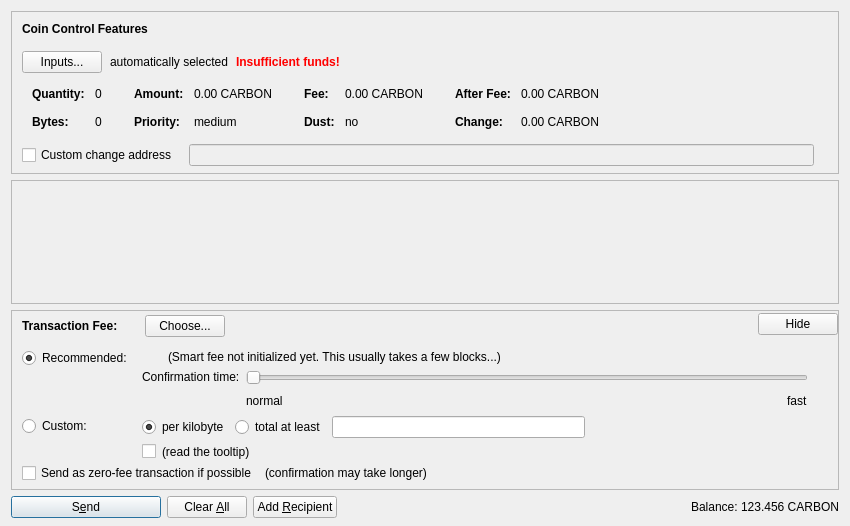
Before: the Qt Designer form src/qt/forms/sendcoinsdialog.ui in carboncointrust/CarboncoinCore, drawn with Qt 5.
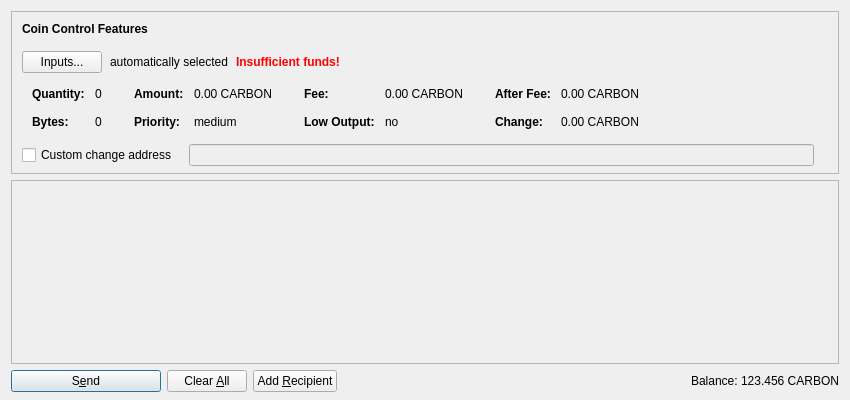
After: the same form once the commit is applied. Icons and pictures are not drawn. Custom widgets are drawn as their Qt base class.

The edit to the form file:
```diff
--- a/src/qt/forms/sendcoinsdialog.ui
+++ b/src/qt/forms/sendcoinsdialog.ui
@@ -7,13 +7,13 @@
     <x>0</x>
     <y>0</y>
     <width>850</width>
-    <height>526</height>
+    <height>400</height>
    </rect>
   </property>
   <property name="windowTitle">
    <string>Send Coins</string>
   </property>
-  <layout class="QVBoxLayout" name="verticalLayout" stretch="0,1,0,0">
+  <layout class="QVBoxLayout" name="verticalLayout" stretch="0,1,0">
    <property name="bottomMargin">
     <number>8</number>
    </property>
@@ -420,7 +420,7 @@
                   </font>
                  </property>
                  <property name="text">
-                  <string>Dust:</string>
+                  <string>Low Output:</string>
                  </property>
                 </widget>
                </item>
@@ -617,7 +617,7 @@
         <x>0</x>
         <y>0</y>
         <width>830</width>
-        <height>68</height>
+        <height>178</height>
        </rect>
       </property>
       <layout class="QVBoxLayout" name="verticalLayout_2" stretch="0,1">
@@ -657,590 +657,6 @@
      </widget>
     </widget>
    </item>
-   <item>
-    <widget class="QFrame" name="frameFee">
-     <property name="sizePolicy">
-      <sizepolicy hsizetype="Expanding" vsizetype="Expanding">
-       <horstretch>0</horstretch>
-       <verstretch>0</verstretch>
-      </sizepolicy>
-     </property>
-     <property name="maximumSize">
-      <size>
-       <width>16777215</width>
-       <height>16777215</height>
-      </size>
-     </property>
-     <property name="frameShape">
-      <enum>QFrame::StyledPanel</enum>
-     </property>
-     <property name="frameShadow">
-      <enum>QFrame::Sunken</enum>
-     </property>
-     <layout class="QVBoxLayout" name="verticalLayoutFee1">
-      <property name="spacing">
-       <number>0</number>
-      </property>
-      <property name="leftMargin">
-       <number>0</number>
-      </property>
-      <property name="topMargin">
-       <number>0</number>
-      </property>
-      <property name="rightMargin">
-       <number>0</number>
-      </property>
-      <property name="bottomMargin">
-       <number>0</number>
-      </property>
-      <item>
-       <layout class="QVBoxLayout" name="verticalLayoutFee2" stretch="0,0,0">
-        <property name="spacing">
-         <number>0</number>
-        </property>
-        <property name="leftMargin">
-         <number>10</number>
-        </property>
-        <property name="topMargin">
-         <number>0</number>
-        </property>
-        <item>
-         <layout class="QHBoxLayout" name="horizontalLayoutFee1">
-          <property name="bottomMargin">
-           <number>0</number>
-          </property>
-          <item>
-           <layout class="QVBoxLayout" name="verticalLayoutFee7">
-            <property name="spacing">
-             <number>0</number>
-            </property>
-            <item>
-             <spacer name="verticalSpacerSmartFee">
-              <property name="orientation">
-               <enum>Qt::Vertical</enum>
-              </property>
-              <property name="sizeType">
-               <enum>QSizePolicy::Fixed</enum>
-              </property>
-              <property name="sizeHint" stdset="0">
-               <size>
-                <width>1</width>
-                <height>4</height>
-               </size>
-              </property>
-             </spacer>
-            </item>
-            <item>
-             <layout class="QHBoxLayout" name="horizontalLayoutSmartFee">
-              <property name="spacing">
-               <number>10</number>
-              </property>
-              <item>
-               <widget class="QLabel" name="labelFeeHeadline">
-                <property name="sizePolicy">
-                 <sizepolicy hsizetype="Preferred" vsizetype="Maximum">
-                  <horstretch>0</horstretch>
-                  <verstretch>0</verstretch>
-                 </sizepolicy>
-                </property>
-                <property name="font">
-                 <font>
-                  <weight>75</weight>
-                  <bold>true</bold>
-                 </font>
-                </property>
-                <property name="styleSheet">
-                 <string notr="true">font-weight:bold;</string>
-                </property>
-                <property name="text">
-                 <string>Transaction Fee:</string>
-                </property>
-               </widget>
-              </item>
-              <item>
-               <widget class="QLabel" name="labelFeeMinimized">
-                <property name="text">
-                 <string/>
-                </property>
-               </widget>
-              </item>
-              <item>
-               <widget class="QPushButton" name="buttonChooseFee">
-                <property name="text">
-                 <string>Choose...</string>
-                </property>
-               </widget>
-              </item>
-             </layout>
-            </item>
-            <item>
-             <spacer name="verticalSpacer_5">
-              <property name="orientation">
-               <enum>Qt::Vertical</enum>
-              </property>
-              <property name="sizeHint" stdset="0">
-               <size>
-                <width>1</width>
-                <height>1</height>
-               </size>
-              </property>
-             </spacer>
-            </item>
-           </layout>
-          </item>
-          <item>
-           <spacer name="horizontalSpacer_4">
-            <property name="orientation">
-             <enum>Qt::Horizontal</enum>
-            </property>
-            <property name="sizeHint" stdset="0">
-             <size>
-              <width>40</width>
-              <height>20</height>
-             </size>
-            </property>
-           </spacer>
-          </item>
-          <item>
-           <widget class="QPushButton" name="buttonMinimizeFee">
-            <property name="toolTip">
-             <string>collapse fee-settings</string>
-            </property>
-            <property name="text">
-             <string>Hide</string>
-            </property>
-           </widget>
-          </item>
-         </layout>
-        </item>
-        <item>
-         <widget class="QFrame" name="frameFeeSelection">
-          <layout class="QVBoxLayout" name="verticalLayoutFee12">
-           <property name="spacing">
-            <number>0</number>
-           </property>
-           <property name="leftMargin">
-            <number>0</number>
-           </property>
-           <property name="topMargin">
-            <number>0</number>
-           </property>
-           <property name="rightMargin">
-            <number>0</number>
-           </property>
-           <property name="bottomMargin">
-            <number>0</number>
-           </property>
-           <item>
-            <layout class="QGridLayout" name="gridLayoutFee">
-             <property name="topMargin">
-              <number>10</number>
-             </property>
-             <property name="bottomMargin">
-              <number>4</number>
-             </property>
-             <property name="horizontalSpacing">
-              <number>10</number>
-             </property>
-             <property name="verticalSpacing">
-              <number>4</number>
-             </property>
-             <item row="1" column="1">
-              <layout class="QVBoxLayout" name="verticalLayoutFee8">
-               <property name="spacing">
-                <number>6</number>
-               </property>
-               <item>
-                <layout class="QHBoxLayout" name="horizontalLayoutFee13">
-                 <item>
-                  <widget class="QRadioButton" name="radioCustomPerKilobyte">
-                   <property name="toolTip">
-                    <string>If the custom fee is set to 1000 satoshis and the transaction is only 250 bytes, then &quot;per kilobyte&quot; only pays 250 satoshis in fee, while &quot;total at least&quot; pays 1000 satoshis. For transactions bigger than a kilobyte both pay by kilobyte.</string>
-                   </property>
-                   <property name="text">
-                    <string>per kilobyte</string>
-                   </property>
-                   <property name="checked">
-                    <bool>true</bool>
-                   </property>
-                   <attribute name="buttonGroup">
-                    <string notr="true">groupCustomFee</string>
-                   </attribute>
-                  </widget>
-                 </item>
-                 <item>
-                  <widget class="QRadioButton" name="radioCustomAtLeast">
-                   <property name="toolTip">
-                    <string>If the custom fee is set to 1000 satoshis and the transaction is only 250 bytes, then &quot;per kilobyte&quot; only pays 250 satoshis in fee, while &quot;total at least&quot; pays 1000 satoshis. For transactions bigger than a kilobyte both pay by kilobyte.</string>
-                   </property>
-                   <property name="text">
-                    <string>total at least</string>
-                   </property>
-                   <attribute name="buttonGroup">
-                    <string notr="true">groupCustomFee</string>
-                   </attribute>
-                  </widget>
-                 </item>
-                 <item>
-                  <widget class="CarboncoinAmountField" name="customFee"/>
-                 </item>
-                 <item>
-                  <spacer name="horizontalSpacer_6">
-                   <property name="orientation">
-                    <enum>Qt::Horizontal</enum>
-                   </property>
-                   <property name="sizeHint" stdset="0">
-                    <size>
-                     <width>1</width>
-                     <height>1</height>
-                    </size>
-                   </property>
-                  </spacer>
-                 </item>
-                </layout>
-               </item>
-               <item>
-                <layout class="QHBoxLayout" name="horizontalLayoutFee8">
-                 <item>
-                  <widget class="QCheckBox" name="checkBoxMinimumFee">
-                   <property name="toolTip">
-                    <string>Paying only the minimum fee is just fine as long as there is less transaction volume than space in the blocks. But be aware that this can end up in a never confirming transaction once there is more demand for carboncoin transactions than the network can process.</string>
-                   </property>
-                   <property name="text">
-                    <string/>
-                   </property>
-                  </widget>
-                 </item>
-                 <item>
-                  <widget class="QLabel" name="labelMinFeeWarning">
-                   <property name="enabled">
-                    <bool>true</bool>
-                   </property>
-                   <property name="toolTip">
-                    <string>Paying only the minimum fee is just fine as long as there is less transaction volume than space in the blocks. But be aware that this can end up in a never confirming transaction once there is more demand for carboncoin transactions than the network can process.</string>
-                   </property>
-                   <property name="text">
-                    <string>(read the tooltip)</string>
-                   </property>
-                   <property name="margin">
-                    <number>5</number>
-                   </property>
-                  </widget>
-                 </item>
-                 <item>
-                  <spacer name="horizontalSpacer_2">
-                   <property name="orientation">
-                    <enum>Qt::Horizontal</enum>
-                   </property>
-                   <property name="sizeHint" stdset="0">
-                    <size>
-                     <width>1</width>
-                     <height>1</height>
-                    </size>
-                   </property>
-                  </spacer>
-                 </item>
-                </layout>
-               </item>
-              </layout>
-             </item>
-             <item row="0" column="0">
-              <layout class="QVBoxLayout" name="verticalLayoutFee4" stretch="0,1">
-               <item>
-                <widget class="QRadioButton" name="radioSmartFee">
-                 <property name="text">
-                  <string>Recommended:</string>
-                 </property>
-                 <property name="checked">
-                  <bool>true</bool>
-                 </property>
-                 <attribute name="buttonGroup">
-                  <string notr="true">groupFee</string>
-                 </attribute>
-                </widget>
-               </item>
-               <item>
-                <spacer name="verticalSpacer_2">
-                 <property name="orientation">
-                  <enum>Qt::Vertical</enum>
-                 </property>
-                 <property name="sizeHint" stdset="0">
-                  <size>
-                   <width>1</width>
-                   <height>1</height>
-                  </size>
-                 </property>
-                </spacer>
-               </item>
-              </layout>
-             </item>
-             <item row="1" column="0">
-              <layout class="QVBoxLayout" name="verticalLayoutFee9" stretch="0,1">
-               <item>
-                <widget class="QRadioButton" name="radioCustomFee">
-                 <property name="text">
-                  <string>Custom:</string>
-                 </property>
-                 <attribute name="buttonGroup">
-                  <string notr="true">groupFee</string>
-                 </attribute>
-                </widget>
-               </item>
-               <item>
-                <spacer name="verticalSpacer_6">
-                 <property name="orientation">
-                  <enum>Qt::Vertical</enum>
-                 </property>
-                 <property name="sizeHint" stdset="0">
-                  <size>
-                   <width>1</width>
-                   <height>1</height>
-                  </size>
-                 </property>
-                </spacer>
-               </item>
-              </layout>
-             </item>
-             <item row="0" column="1">
-              <layout class="QVBoxLayout" name="verticalLayoutFee3" stretch="0,0,1">
-               <property name="spacing">
-                <number>6</number>
-               </property>
-               <property name="topMargin">
-                <number>2</number>
-               </property>
-               <item>
-                <layout class="QHBoxLayout" name="horizontalLayoutFee12">
-                 <item>
-                  <widget class="QLabel" name="labelSmartFee">
-                   <property name="text">
-                    <string/>
-                   </property>
-                   <property name="margin">
-                    <number>2</number>
-                   </property>
-                  </widget>
-                 </item>
-                 <item>
-                  <widget class="QLabel" name="labelFeeEstimation">
-                   <property name="text">
-                    <string/>
-                   </property>
-                  </widget>
-                 </item>
-                 <item>
-                  <widget class="QLabel" name="labelSmartFee2">
-                   <property name="text">
-                    <string>(Smart fee not initialized yet. This usually takes a few blocks...)</string>
-                   </property>
-                   <property name="margin">
-                    <number>2</number>
-                   </property>
-                  </widget>
-                 </item>
-                 <item>
-                  <spacer name="horizontalSpacer_5">
-                   <property name="orientation">
-                    <enum>Qt::Horizontal</enum>
-                   </property>
-                   <property name="sizeHint" stdset="0">
-                    <size>
-                     <width>1</width>
-                     <height>1</height>
-                    </size>
-                   </property>
-                  </spacer>
-                 </item>
-                </layout>
-               </item>
-               <item>
-                <layout class="QHBoxLayout" name="horizontalLayoutFee9">
-                 <item>
-                  <layout class="QVBoxLayout" name="verticalLayoutFee6">
-                   <item>
-                    <widget class="QLabel" name="labelSmartFee3">
-                     <property name="text">
-                      <string>Confirmation time:</string>
-                     </property>
-                     <property name="margin">
-                      <number>2</number>
-                     </property>
-                    </widget>
-                   </item>
-                   <item>
-                    <spacer name="verticalSpacer_3">
-                     <property name="orientation">
-                      <enum>Qt::Vertical</enum>
-                     </property>
-                     <property name="sizeHint" stdset="0">
-                      <size>
-                       <width>1</width>
-                       <height>1</height>
-                      </size>
-                     </property>
-                    </spacer>
-                   </item>
-                  </layout>
-                 </item>
-                 <item>
-                  <layout class="QVBoxLayout" name="verticalLayoutFee5">
-                   <property name="rightMargin">
-                    <number>30</number>
-                   </property>
-                   <item>
-                    <widget class="QSlider" name="sliderSmartFee">
-                     <property name="minimum">
-                      <number>0</number>
-                     </property>
-                     <property name="maximum">
-                      <number>24</number>
-                     </property>
-                     <property name="pageStep">
-                      <number>1</number>
-                     </property>
-                     <property name="value">
-                      <number>0</number>
-                     </property>
-                     <property name="orientation">
-                      <enum>Qt::Horizontal</enum>
-                     </property>
-                     <property name="invertedAppearance">
-                      <bool>false</bool>
-                     </property>
-                     <property name="invertedControls">
-                      <bool>false</bool>
-                     </property>
-                     <property name="tickPosition">
-                      <enum>QSlider::NoTicks</enum>
-                     </property>
-                    </widget>
-                   </item>
-                   <item>
-                    <layout class="QHBoxLayout" name="horizontalLayoutFee10">
-                     <item>
-                      <widget class="QLabel" name="labelSmartFeeNormal">
-                       <property name="text">
-                        <string>normal</string>
-                       </property>
-                      </widget>
-                     </item>
-                     <item>
-                      <spacer name="horizontalSpacer_3">
-                       <property name="orientation">
-                        <enum>Qt::Horizontal</enum>
-                       </property>
-                       <property name="sizeHint" stdset="0">
-                        <size>
-                         <width>40</width>
-                         <height>20</height>
-                        </size>
-                       </property>
-                      </spacer>
-                     </item>
-                     <item>
-                      <widget class="QLabel" name="labelSmartFeeFast">
-                       <property name="text">
-                        <string>fast</string>
-                       </property>
-                      </widget>
-                     </item>
-                    </layout>
-                   </item>
-                  </layout>
-                 </item>
-                </layout>
-               </item>
-               <item>
-                <spacer name="verticalSpacer_4">
-                 <property name="orientation">
-                  <enum>Qt::Vertical</enum>
-                 </property>
-                 <property name="sizeHint" stdset="0">
-                  <size>
-                   <width>1</width>
-                   <height>1</height>
-                  </size>
-                 </property>
-                </spacer>
-               </item>
-              </layout>
-             </item>
-            </layout>
-           </item>
-           <item>
-            <layout class="QHBoxLayout" name="horizontalLayoutFee5" stretch="0,0,0">
-             <property name="spacing">
-              <number>8</number>
-             </property>
-             <property name="bottomMargin">
-              <number>4</number>
-             </property>
-             <item>
-              <widget class="QCheckBox" name="checkBoxFreeTx">
-               <property name="text">
-                <string>Send as zero-fee transaction if possible</string>
-               </property>
-              </widget>
-             </item>
-             <item>
-              <widget class="QLabel" name="labelFreeTx">
-               <property name="text">
-                <string>(confirmation may take longer)</string>
-               </property>
-               <property name="margin">
-                <number>5</number>
-               </property>
-              </widget>
-             </item>
-             <item>
-              <spacer name="horizontalSpacerFee5">
-               <property name="orientation">
-                <enum>Qt::Horizontal</enum>
-               </property>
-               <property name="sizeHint" stdset="0">
-                <size>
-                 <width>1</width>
-                 <height>1</height>
-                </size>
-               </property>
-              </spacer>
-             </item>
-            </layout>
-           </item>
-           <item>
-            <spacer name="verticalSpacerFee2">
-             <property name="orientation">
-              <enum>Qt::Vertical</enum>
-             </property>
-             <property name="sizeHint" stdset="0">
-              <size>
-               <width>1</width>
-               <height>1</height>
-              </size>
-             </property>
-            </spacer>
-           </item>
-          </layout>
-         </widget>
-        </item>
-        <item>
-         <spacer name="verticalSpacerFee">
-          <property name="orientation">
-           <enum>Qt::Vertical</enum>
-          </property>
-          <property name="sizeHint" stdset="0">
-           <size>
-            <width>800</width>
-            <height>1</height>
-           </size>
-          </property>
-         </spacer>
-        </item>
-       </layout>
-      </item>
-     </layout>
-    </widget>
-   </item>
    <item>
     <layout class="QHBoxLayout" name="horizontalLayout">
      <item>
@@ -1261,9 +677,6 @@
         <iconset resource="../carboncoin.qrc">
          <normaloff>:/icons/send</normaloff>:/icons/send</iconset>
        </property>
-       <property name="autoDefault">
-        <bool>false</bool>
-       </property>
        <property name="default">
         <bool>true</bool>
        </property>
@@ -1371,12 +784,6 @@
    <extends>QLineEdit</extends>
    <header>qvalidatedlineedit.h</header>
   </customwidget>
-  <customwidget>
-   <class>CarboncoinAmountField</class>
-   <extends>QLineEdit</extends>
-   <header>carboncoinamountfield.h</header>
-   <container>1</container>
-  </customwidget>
  </customwidgets>
  <resources>
   <include location="../carboncoin.qrc"/>
```
Left out of the diff: 18 changed lines with no effect on the pictures.
